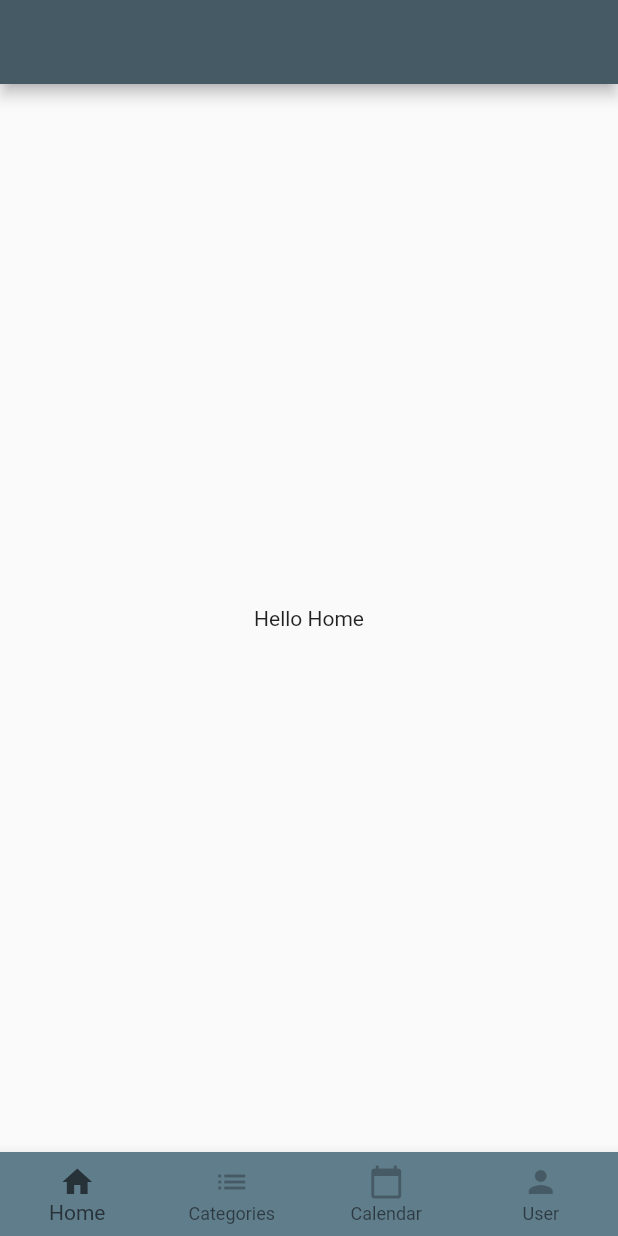
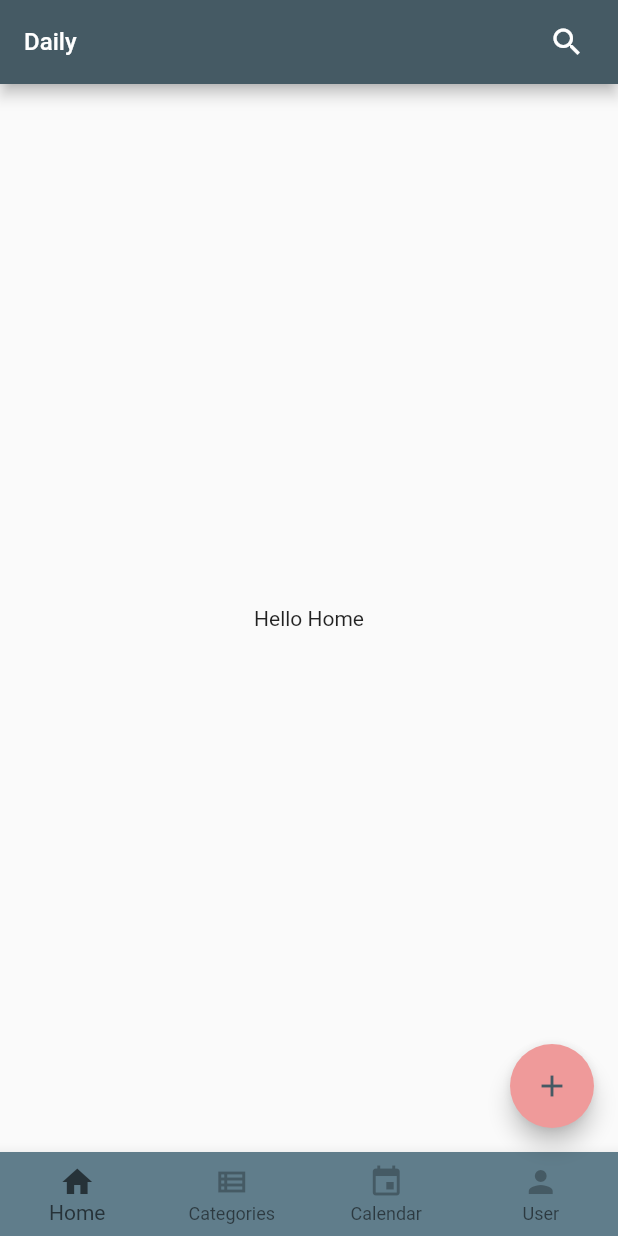
Before and after one commit to ErickLuizA/WhatIDid, a Flutter app: the screen it shows after launch, on a phone screen of 412 x 824 dp. Run offline on Flutter 3.47's test engine with Material 2 defaults, Android fonts, the phone set to English and light mode, and no system bars; our stand-ins replace flutter_riverpod.

Commit message:
add: fab and appbar widget

```diff
--- a/lib/presentation/bottom_navigation.dart
+++ b/lib/presentation/bottom_navigation.dart
@@ -3,6 +3,8 @@ import 'package:whatidid/presentation/screens/calendar/calendar_screen.dart';
 import 'package:whatidid/presentation/screens/categories/categories_screen.dart';
 import 'package:whatidid/presentation/screens/home/home_screen.dart';
 import 'package:whatidid/presentation/screens/user/user_screen.dart';
+import 'package:whatidid/presentation/widgets/app_bar_widget.dart';
+import 'package:whatidid/presentation/widgets/fab_widget.dart';
 
 class BottomNavigation extends StatefulWidget {
   @override
@@ -16,11 +18,11 @@ class _BottomNavigationState extends State<BottomNavigation> {
       label: 'Home',
     ),
     BottomNavigationBarItem(
-      icon: Icon(Icons.list),
+      icon: Icon(Icons.view_list_outlined),
       label: 'Categories',
     ),
     BottomNavigationBarItem(
-      icon: Icon(Icons.calendar_today),
+      icon: Icon(Icons.event),
       label: 'Calendar',
     ),
     BottomNavigationBarItem(
@@ -29,33 +31,44 @@ class _BottomNavigationState extends State<BottomNavigation> {
     ),
   ];
 
-  final screens = {
-    0: HomeScreen(),
-    1: CategoriesScreen(),
-    2: CalendarScreen(),
-    3: UserScreen(),
-  };
+  final screens = [
+    HomeScreen(),
+    CategoriesScreen(),
+    CalendarScreen(),
+    UserScreen(),
+  ];
+
+  final screenNames = ['Daily', 'Categories', 'Calendar', 'User'];
+  final categories = ['Daily', null, null, null];
 
   void onTap(int index) {
     setState(() {
-      currentScreenIndex = index;
+      currentIndex = index;
     });
   }
 
-  int currentScreenIndex = 0;
+  int currentIndex = 0;
 
   @override
   Widget build(BuildContext context) {
     return Scaffold(
-      appBar: AppBar(),
-      body: screens[currentScreenIndex],
+      appBar: AppBarWidget(
+        title: screenNames[currentIndex],
+        category: categories[currentIndex],
+        context: context,
+        index: currentIndex,
+      ),
+      body: screens[currentIndex],
+      floatingActionButton: currentIndex == 3 || currentIndex == 2
+          ? null
+          : FabWidget(categories[currentIndex]),
       bottomNavigationBar: BottomNavigationBar(
         type: BottomNavigationBarType.fixed,
         backgroundColor: Theme.of(context).primaryColorLight,
         unselectedIconTheme: Theme.of(context).iconTheme,
         selectedIconTheme: Theme.of(context).primaryIconTheme,
         selectedItemColor: Theme.of(context).primaryColorDark,
-        currentIndex: currentScreenIndex,
+        currentIndex: currentIndex,
         onTap: onTap,
         items: navItems,
       ),
--- /dev/null
+++ b/lib/presentation/widgets/app_bar_widget.dart
@@ -0,0 +1,41 @@
+import 'package:flutter/material.dart';
+import 'package:whatidid/application/constants/app_routes.dart';
+
+class AppBarWidget extends AppBar {
+  AppBarWidget({
+    required String title,
+    String? category,
+    required BuildContext context,
+    required int index,
+  }) : super(
+          title: Text(
+            title,
+            style: Theme.of(context).primaryTextTheme.bodyText1,
+          ),
+          actions: [
+            if (index == 2)
+              PopupMenuButton(
+                itemBuilder: (context) {
+                  return [
+                    PopupMenuItem(
+                      child: Text('hello'),
+                    ),
+                  ];
+                },
+              ),
+            if (index == 0 || index == 1)
+              IconButton(
+                icon: Icon(
+                  Icons.search,
+                  color: Theme.of(context).primaryTextTheme.bodyText1?.color,
+                ),
+                onPressed: () {
+                  Navigator.pushNamed(context, AppRoutes.SEARCH, arguments: {
+                    "category": category,
+                  });
+                },
+              ),
+            SizedBox(width: 10),
+          ],
+        );
+}
--- /dev/null
+++ b/lib/presentation/widgets/fab_widget.dart
@@ -0,0 +1,21 @@
+import 'package:flutter/material.dart';
+import 'package:whatidid/application/constants/app_routes.dart';
+
+class FabWidget extends StatelessWidget {
+  final String? category;
+
+  const FabWidget(this.category);
+
+  @override
+  Widget build(BuildContext context) {
+    return FloatingActionButton(
+      foregroundColor: Theme.of(context).primaryColor,
+      onPressed: () {
+        Navigator.pushNamed(context, AppRoutes.CREATE, arguments: {
+          "category": category,
+        });
+      },
+      child: Icon(Icons.add),
+    );
+  }
+}
```
